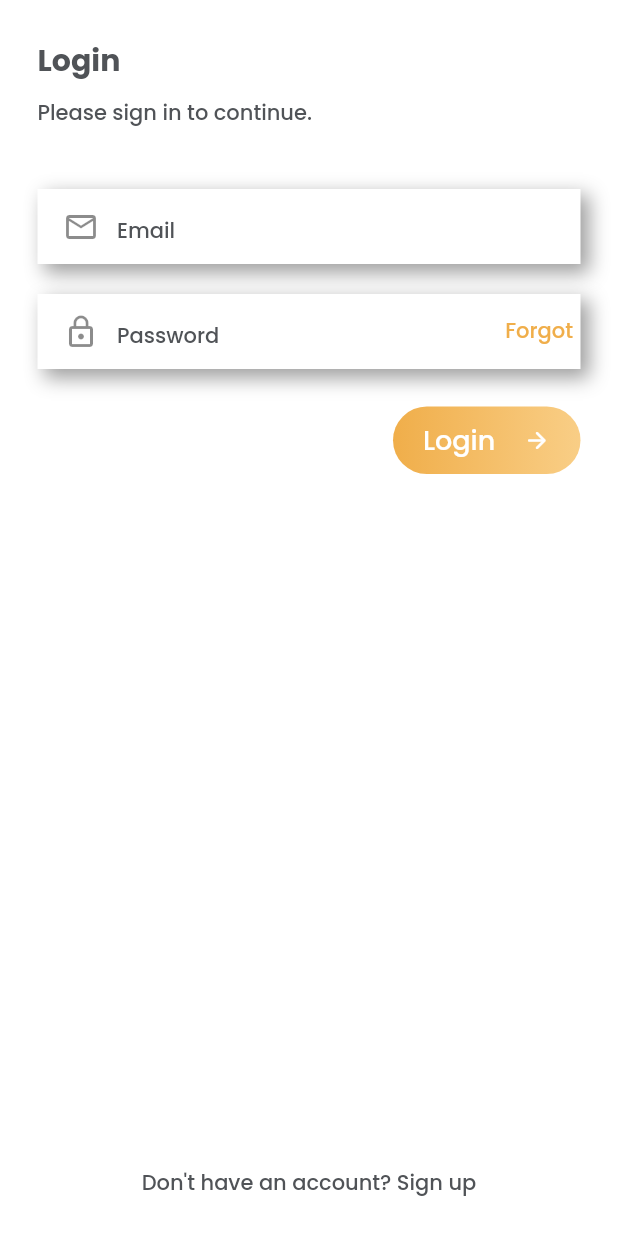
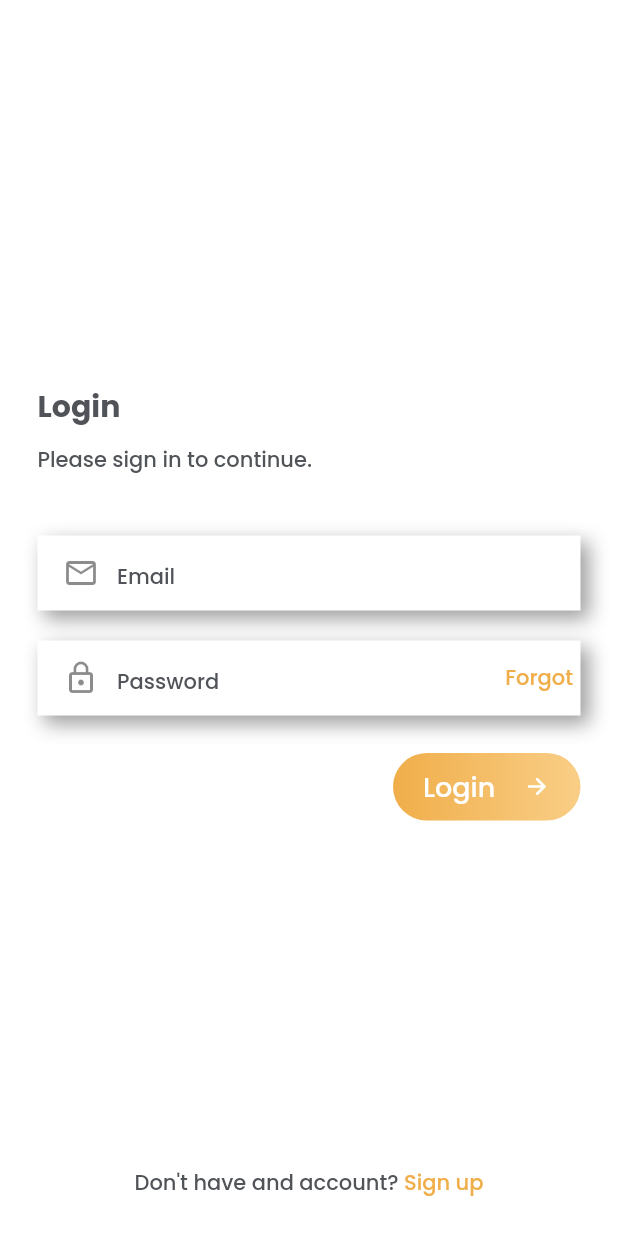
Before and after one commit to YousefZinsazK78/flutter_first_project, a Flutter app: the screen it shows after launch, on a phone screen of 412 x 824 dp. Run offline on Flutter 3.47's test engine with Material 2 defaults, Android fonts, the phone set to English and light mode, and no system bars; our stand-ins replace google_fonts.

Commit message:
complete 80% login screen

```diff
--- a/lib/src/screen/login_screen.dart
+++ b/lib/src/screen/login_screen.dart
@@ -17,6 +17,7 @@ class LoginScreen extends StatelessWidget {
             crossAxisAlignment: CrossAxisAlignment.start,
             mainAxisAlignment: MainAxisAlignment.center,
             children: [
+              const Spacer(),
               Text(
                 'Login',
                 style: headlineTextStyle,
@@ -56,9 +57,26 @@ class LoginScreen extends StatelessWidget {
               const Spacer(),
               Align(
                 alignment: Alignment.bottomCenter,
-                child: Text(
-                  'Don\'t have an account? Sign up',
-                  style: bodyTextStyle,
+                child: InkWell(
+                  onTap: () {
+                    ScaffoldMessenger.of(context).showSnackBar(
+                      const SnackBar(
+                        content: Text('sign up'),
+                      ),
+                    );
+                  },
+                  child: RichText(
+                    text: TextSpan(
+                      children: [
+                        TextSpan(
+                          text: 'Sign up',
+                          style: bodyTextStyle.copyWith(color: primaryColor),
+                        ),
+                      ],
+                      text: 'Don\'t have and account? ',
+                      style: bodyTextStyle,
+                    ),
+                  ),
                 ),
               ),
             ],
```
